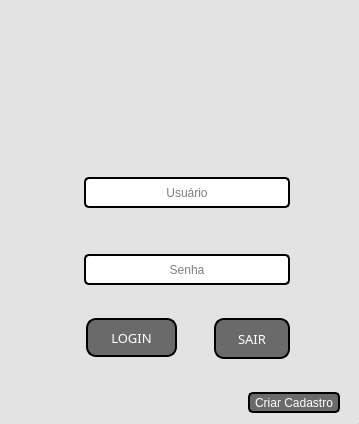
This is tela1.ui in pedro8282/Cadastro-Cli-v1 as Qt 5 draws it before an edit. The edited form follows.
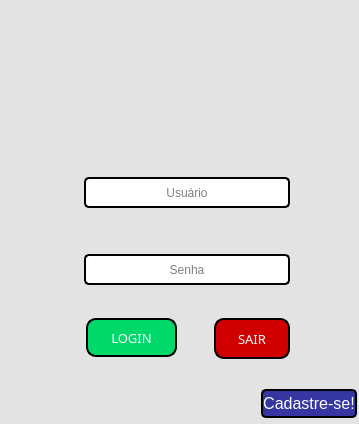
This is the edited form. Icons and pictures are not drawn.

Diff of the .ui file:
```diff
--- a/tela1.ui
+++ b/tela1.ui
@@ -310,10 +310,10 @@
      </property>
      <property name="styleSheet">
       <string notr="true">QPushButton{
-background-color: rgb(106, 106, 106);
 color: rgb(255, 255, 255);
 border-width: 2px; 
 border-radius: 10px;
+	background-color: rgb(0, 217, 105);
 border-style: outset; 
 border-color: rgb(0, 0, 0);
 }
@@ -369,8 +369,8 @@
      </property>
      <property name="styleSheet">
       <string notr="true">QPushButton{
-background-color: rgb(106, 106, 106);
 color: rgb(255, 255, 255);
+	background-color: rgb(208, 0, 0);
 font: 87 10pt &quot;Arial Black&quot;;
 border-width: 2px; 
 border-radius: 10px;
@@ -409,15 +409,20 @@
     <widget class="QPushButton" name="pushButton_2">
      <property name="geometry">
       <rect>
-       <x>344</x>
-       <y>415</y>
-       <width>92</width>
-       <height>21</height>
+       <x>357</x>
+       <y>412</y>
+       <width>96</width>
+       <height>29</height>
       </rect>
      </property>
+     <property name="font">
+      <font>
+       <pointsize>12</pointsize>
+      </font>
+     </property>
      <property name="styleSheet">
       <string notr="true">QPushButton{
-background-color: rgb(106, 106, 106);
+background-color: rgb(54, 54, 162);
 color: rgb(255, 255, 255);
 
 border-width: 2px; 
@@ -440,7 +445,26 @@
  </string>
      </property>
      <property name="text">
-      <string>Criar Cadastro</string>
+      <string>Cadastre-se!</string>
+     </property>
+    </widget>
+    <widget class="QLabel" name="label">
+     <property name="geometry">
+      <rect>
+       <x>236</x>
+       <y>315</y>
+       <width>100</width>
+       <height>20</height>
+      </rect>
+     </property>
+     <property name="styleSheet">
+      <string notr="true">border-width: 0px; 
+border-radius: 0px;
+border-style: outset; 
+</string>
+     </property>
+     <property name="text">
+      <string/>
      </property>
     </widget>
    </widget>
```
Left out of the diff: 15 changed lines with no effect on the pictures.
